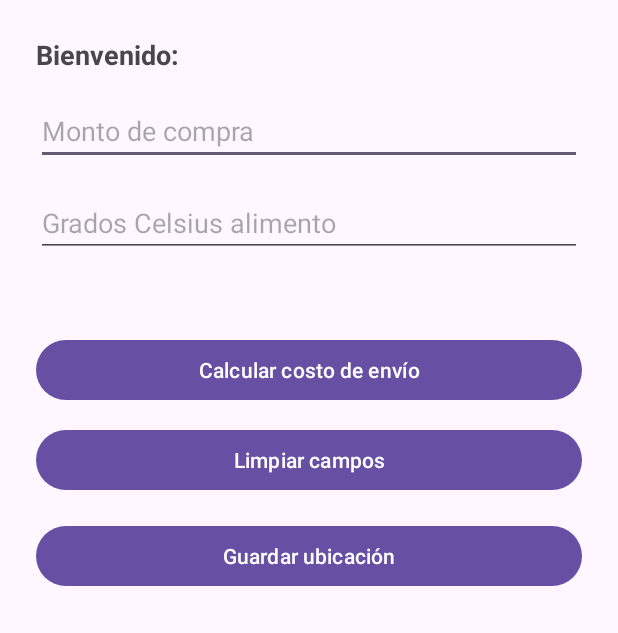
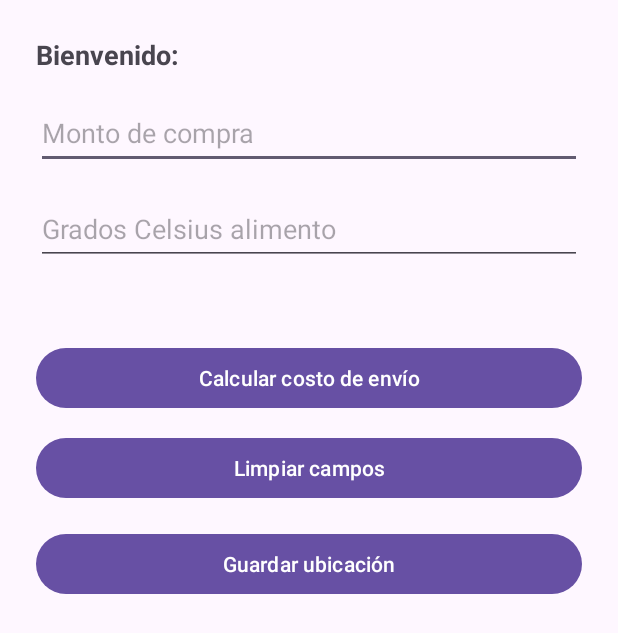
Before and after one commit to fvicencioc/CostoDespachoApp, an Android app: the MenuActivity screen opened directly, with no data from a screen before it, on a phone screen of 412 x 824 dp. Shown: the top 633 px of the screen. Run offline under Robolectric (Android 15) with nearby library versions, the phone set to English and light mode, and no system bars; our stand-ins replace Firebase (no records; nobody signed in at launch, a user with empty details on screens opened directly).

Commit message:
commit 2.0

```diff
--- a/app/src/main/res/layout/activity_menu.xml
+++ b/app/src/main/res/layout/activity_menu.xml
@@ -24,15 +24,17 @@
             android:layout_width="match_parent"
             android:layout_height="wrap_content"
             android:hint="Monto de compra"
-            android:inputType="numberDecimal" />
+            android:inputType="numberDecimal"
+            android:minHeight="48dp" />
 
         <EditText
             android:id="@+id/editTemperatura"
             android:layout_width="match_parent"
             android:layout_height="wrap_content"
+            android:layout_marginTop="16dp"
             android:hint="Grados Celsius alimento"
             android:inputType="numberDecimal"
-            android:layout_marginTop="16dp" />
+            android:minHeight="48dp" />
 
         <TextView
             android:id="@+id/textAdvertencia"
```
